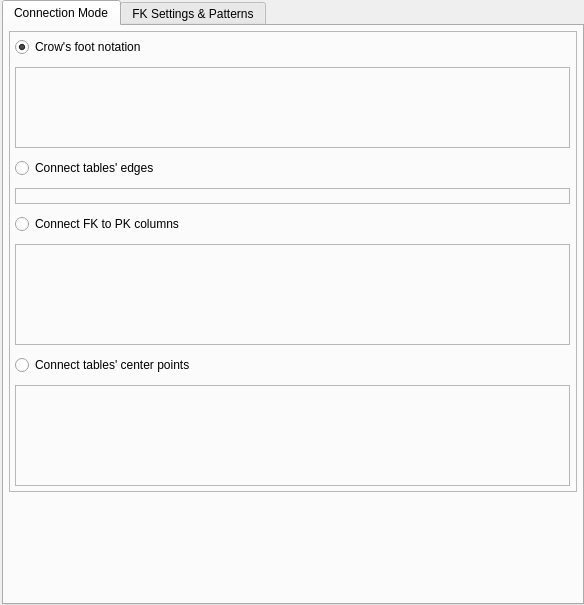
First picture: the form in libs/libgui/ui/settings/relationshipconfigwidget.ui, repository pgmodeler/pgmodeler, before the edit.
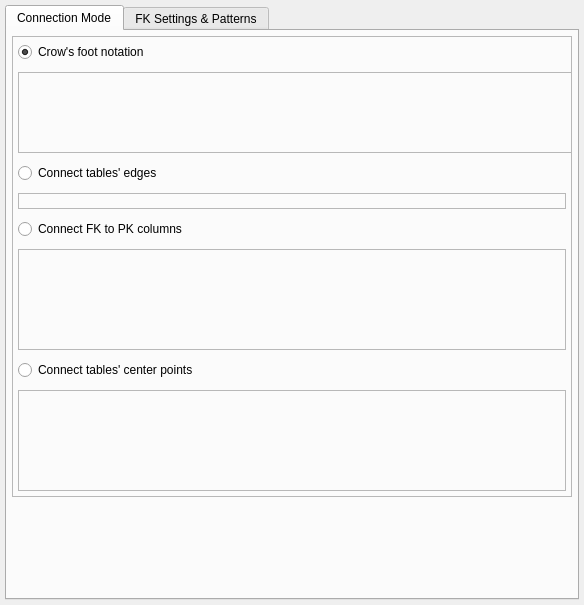
Second picture: the form after the edit. Icons and pictures are not drawn.

What changed in the file:
```diff
--- a/libs/libgui/ui/settings/relationshipconfigwidget.ui
+++ b/libs/libgui/ui/settings/relationshipconfigwidget.ui
@@ -21,19 +21,19 @@
   </property>
   <layout class="QVBoxLayout" name="verticalLayout_3">
    <property name="spacing">
-    <number>8</number>
+    <number>10</number>
    </property>
    <property name="leftMargin">
-    <number>2</number>
+    <number>5</number>
    </property>
    <property name="topMargin">
-    <number>0</number>
+    <number>5</number>
    </property>
    <property name="rightMargin">
-    <number>0</number>
+    <number>5</number>
    </property>
    <property name="bottomMargin">
-    <number>0</number>
+    <number>5</number>
    </property>
    <item>
     <widget class="QTabWidget" name="settings_twg">
```
